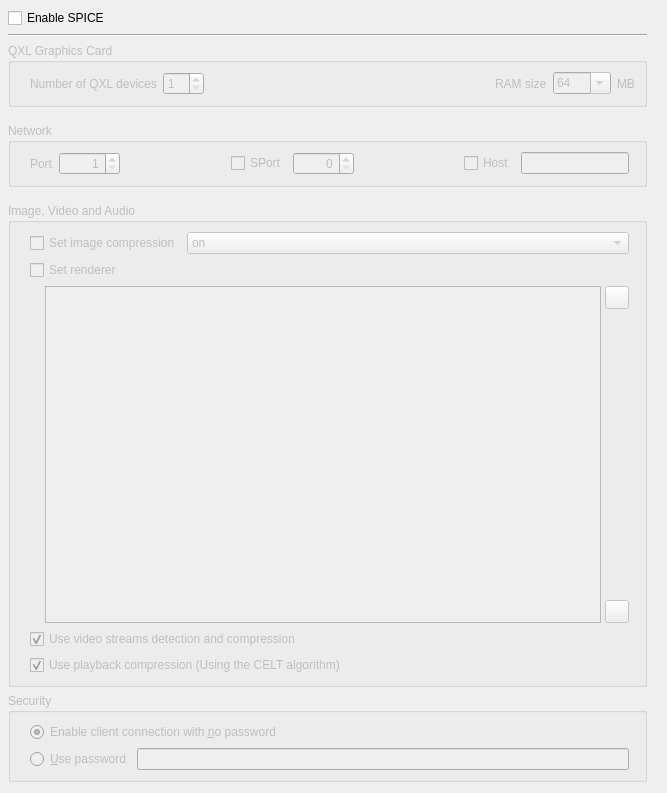
Old version of the form src/SPICE_Settings_Widget.ui in the repository tobimensch/aqemu.
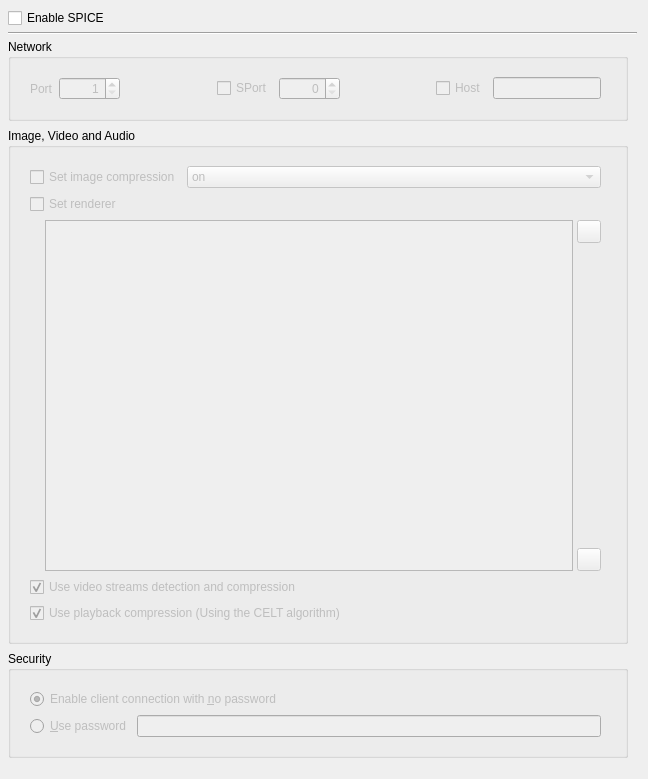
New version of the form. Icons and pictures are not drawn.

Commit message: UI detail improvements. Removed (seemingly) obsolete QXL options from SPICE widget.

Patch:
```diff
--- a/src/SPICE_Settings_Widget.ui
+++ b/src/SPICE_Settings_Widget.ui
@@ -6,20 +6,37 @@
    <rect>
     <x>0</x>
     <y>0</y>
-    <width>667</width>
-    <height>793</height>
+    <width>648</width>
+    <height>779</height>
    </rect>
   </property>
   <property name="windowTitle">
    <string>SPICE Settings</string>
   </property>
   <layout class="QVBoxLayout" name="verticalLayout_8">
+   <property name="spacing">
+    <number>4</number>
+   </property>
    <property name="leftMargin">
     <number>8</number>
    </property>
    <property name="topMargin">
     <number>8</number>
    </property>
+   <item>
+    <widget class="QCheckBox" name="CH_Use_SPICE">
+     <property name="text">
+      <string>Enable SPICE</string>
+     </property>
+    </widget>
+   </item>
+   <item>
+    <widget class="Line" name="line">
+     <property name="orientation">
+      <enum>Qt::Horizontal</enum>
+     </property>
+    </widget>
+   </item>
    <item>
     <widget class="QScrollArea" name="scrollArea">
      <property name="frameShape">
@@ -36,11 +53,14 @@
        <rect>
         <x>0</x>
         <y>0</y>
-        <width>648</width>
-        <height>774</height>
+        <width>629</width>
+        <height>720</height>
        </rect>
       </property>
       <layout class="QVBoxLayout" name="verticalLayout_7">
+       <property name="spacing">
+        <number>0</number>
+       </property>
        <property name="leftMargin">
         <number>0</number>
        </property>
@@ -53,26 +73,15 @@
        <property name="bottomMargin">
         <number>0</number>
        </property>
-       <item>
-        <widget class="QCheckBox" name="CH_Use_SPICE">
-         <property name="text">
-          <string>Enable SPICE</string>
-         </property>
-        </widget>
-       </item>
-       <item>
-        <widget class="Line" name="line">
-         <property name="orientation">
-          <enum>Qt::Horizontal</enum>
-         </property>
-        </widget>
-       </item>
        <item>
         <widget class="QWidget" name="Widget_SPICE_Settings" native="true">
          <property name="enabled">
-          <bool>false</bool>
+          <bool>true</bool>
          </property>
          <layout class="QVBoxLayout" name="verticalLayout_6">
+          <property name="spacing">
+           <number>7</number>
+          </property>
           <property name="leftMargin">
            <number>0</number>
           </property>
@@ -85,128 +94,6 @@
           <property name="bottomMargin">
            <number>0</number>
           </property>
-          <item>
-           <layout class="QVBoxLayout" name="verticalLayout_3">
-            <item>
-             <widget class="QGroupBox" name="groupBox">
-              <property name="title">
-               <string>QXL Graphics Card</string>
-              </property>
-              <layout class="QHBoxLayout" name="horizontalLayout">
-               <item>
-                <layout class="QHBoxLayout" name="horizontalLayout_3">
-                 <property name="leftMargin">
-                  <number>10</number>
-                 </property>
-                 <item>
-                  <widget class="QLabel" name="Label_Number_of_QXL_Devices">
-                   <property name="text">
-                    <string>Number of QXL devices</string>
-                   </property>
-                  </widget>
-                 </item>
-                 <item>
-                  <widget class="QSpinBox" name="SB_QXL_Num">
-                   <property name="minimum">
-                    <number>1</number>
-                   </property>
-                  </widget>
-                 </item>
-                 <item>
-                  <spacer name="horizontalSpacer">
-                   <property name="orientation">
-                    <enum>Qt::Horizontal</enum>
-                   </property>
-                   <property name="sizeHint" stdset="0">
-                    <size>
-                     <width>18</width>
-                     <height>20</height>
-                    </size>
-                   </property>
-                  </spacer>
-                 </item>
-                 <item>
-                  <widget class="QLabel" name="Label_RAM_Size">
-                   <property name="text">
-                    <string>RAM size</string>
-                   </property>
-                  </widget>
-                 </item>
-                 <item>
-                  <widget class="QComboBox" name="CB_RAM_Size">
-                   <property name="editable">
-                    <bool>true</bool>
-                   </property>
-                   <property name="currentIndex">
-                    <number>2</number>
-                   </property>
-                   <item>
-                    <property name="text">
-                     <string>16</string>
-                    </property>
-                   </item>
-                   <item>
-                    <property name="text">
-                     <string>32</string>
-                    </property>
-                   </item>
-                   <item>
-                    <property name="text">
-                     <string>64</string>
-                    </property>
-                   </item>
-                   <item>
-                    <property name="text">
-                     <string>128</string>
-                    </property>
-                   </item>
-                   <item>
-                    <property name="text">
-                     <string>256</string>
-                    </property>
-                   </item>
-                   <item>
-                    <property name="text">
-                     <string>512</string>
-                    </property>
-                   </item>
-                   <item>
-                    <property name="text">
-                     <string>1024</string>
-                    </property>
-                   </item>
-                  </widget>
-                 </item>
-                 <item>
-                  <widget class="QLabel" name="Label_Mb">
-                   <property name="text">
-                    <string>MB</string>
-                   </property>
-                  </widget>
-                 </item>
-                </layout>
-               </item>
-              </layout>
-             </widget>
-            </item>
-           </layout>
-          </item>
-          <item>
-           <spacer name="verticalSpacer_2">
-            <property name="orientation">
-             <enum>Qt::Vertical</enum>
-            </property>
-            <property name="sizeType">
-             <enum>QSizePolicy::Fixed</enum>
-            </property>
-            <property name="sizeHint" stdset="0">
-             <size>
-              <width>150</width>
-              <height>10</height>
-             </size>
-            </property>
-           </spacer>
-          </item>
           <item>
            <widget class="QGroupBox" name="groupBox">
             <property name="title">
@@ -214,6 +101,10 @@
             </property>
             <layout class="QHBoxLayout" name="horizontalLayout_2">
              <item>
+              <widget class="QWidget" name="Network_Widget" native="true">
+               <property name="enabled">
+                <bool>false</bool>
+               </property>
               <layout class="QHBoxLayout" name="horizontalLayout_8">
                <property name="leftMargin">
                 <number>10</number>
@@ -302,6 +193,7 @@
                 </widget>
                </item>
               </layout>
+              </widget>
              </item>
              <item>
               <widget class="Line" name="line2">
@@ -314,30 +206,16 @@
            </widget>
           </item>
           <item>
-           <spacer name="verticalSpacer_3">
-            <property name="orientation">
-             <enum>Qt::Vertical</enum>
-            </property>
-            <property name="sizeType">
-             <enum>QSizePolicy::Fixed</enum>
-            </property>
-            <property name="sizeHint" stdset="0">
-             <size>
-              <width>150</width>
-              <height>10</height>
-             </size>
-            </property>
-           </spacer>
-          </item>
-          <item>
-           <layout class="QVBoxLayout" name="verticalLayout_5">
-            <item>
              <widget class="QGroupBox" name="groupBox">
               <property name="title">
                <string>Image, Video and Audio</string>
               </property>
               <layout class="QHBoxLayout" name="horizontalLayout_5">
                <item>
+              <widget class="QWidget" name="Media_Widget" native="true">
+               <property name="enabled">
+                <bool>false</bool>
+               </property>
                 <layout class="QGridLayout" name="gridLayout_2">
                  <property name="leftMargin">
                   <number>10</number>
@@ -493,6 +371,7 @@
                   </widget>
                  </item>
                 </layout>
+              </widget>
                </item>
                <item>
                 <widget class="Line" name="line3">
@@ -504,10 +383,6 @@
               </layout>
              </widget>
             </item>
-           </layout>
-          </item>
-          <item>
-           <layout class="QVBoxLayout" name="verticalLayout">
             <item>
              <widget class="QGroupBox" name="groupBox">
               <property name="title">
@@ -515,10 +390,24 @@
               </property>
               <layout class="QHBoxLayout" name="horizontalLayout_6">
                <item>
+              <widget class="QWidget" name="Security_Widget" native="true">
+               <property name="enabled">
+                <bool>false</bool>
+               </property>
                 <layout class="QGridLayout" name="gridLayout_4">
                  <property name="leftMargin">
                   <number>10</number>
                  </property>
+                <item row="0" column="0" colspan="2">
+                 <widget class="QRadioButton" name="RB_No_Password">
+                  <property name="text">
+                   <string>Enable client connection with &amp;no password</string>
+                  </property>
+                  <property name="checked">
+                   <bool>true</bool>
+                  </property>
+                 </widget>
+                </item>
                  <item row="1" column="0">
                   <widget class="QRadioButton" name="RB_Use_Password">
                    <property name="text">
@@ -526,13 +415,6 @@
                    </property>
                   </widget>
                  </item>
-                 <item row="2" column="0">
-                  <layout class="QHBoxLayout" name="horizontalLayout_10">
-                   <property name="leftMargin">
-                    <number>15</number>
-                   </property>
-                  </layout>
-                 </item>
                  <item row="1" column="1">
                   <widget class="QLineEdit" name="Edit_Password">
                    <property name="enabled">
@@ -543,17 +425,8 @@
                    </property>
                   </widget>
                  </item>
-                 <item row="0" column="0" colspan="2">
-                  <widget class="QRadioButton" name="RB_No_Password">
-                   <property name="text">
-                    <string>Enable client connection with &amp;no password</string>
-                   </property>
-                   <property name="checked">
-                    <bool>true</bool>
-                   </property>
-                  </widget>
-                 </item>
-                </layout>
+               </layout>
+              </widget>
                </item>
                <item>
                 <widget class="Line" name="line4">
@@ -565,7 +438,21 @@
               </layout>
              </widget>
             </item>
-           </layout>
+          <item>
+           <spacer name="verticalSpacer_3">
+            <property name="orientation">
+             <enum>Qt::Vertical</enum>
+            </property>
+            <property name="sizeType">
+             <enum>QSizePolicy::Fixed</enum>
+            </property>
+            <property name="sizeHint" stdset="0">
+             <size>
+              <width>150</width>
+              <height>10</height>
+             </size>
+            </property>
+           </spacer>
           </item>
          </layout>
         </widget>
```
Left out of the diff: 113 changed lines with no effect on the pictures. Lines whose indentation alone changed are shown as unchanged. The commit also changes 2 other files.
